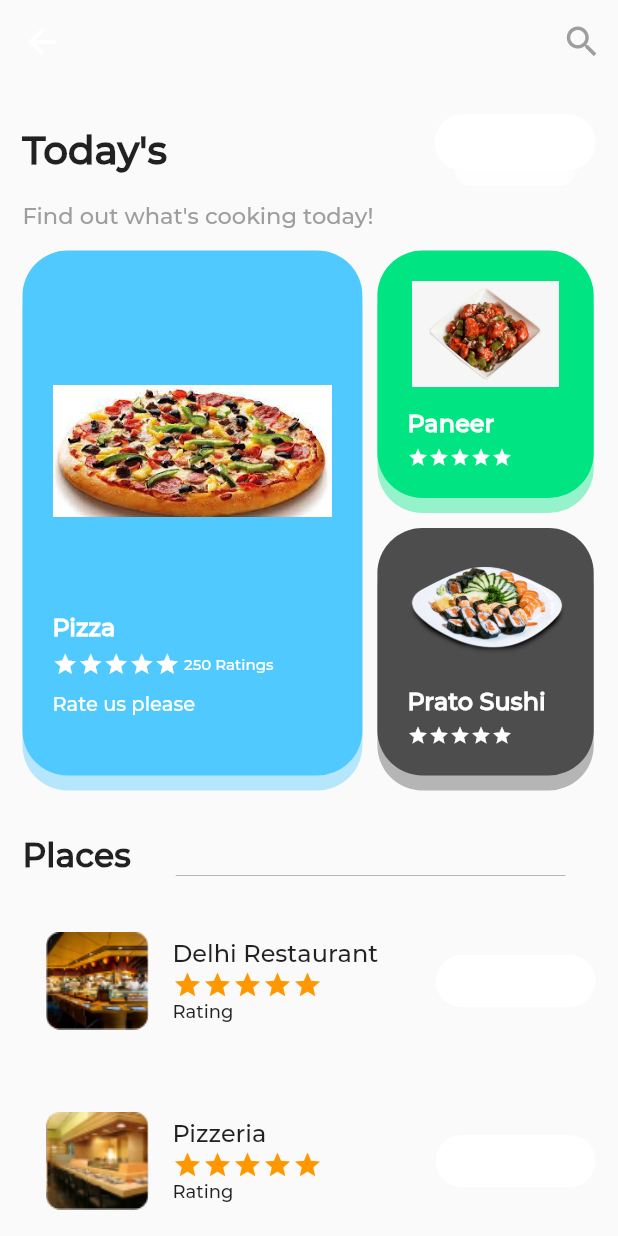
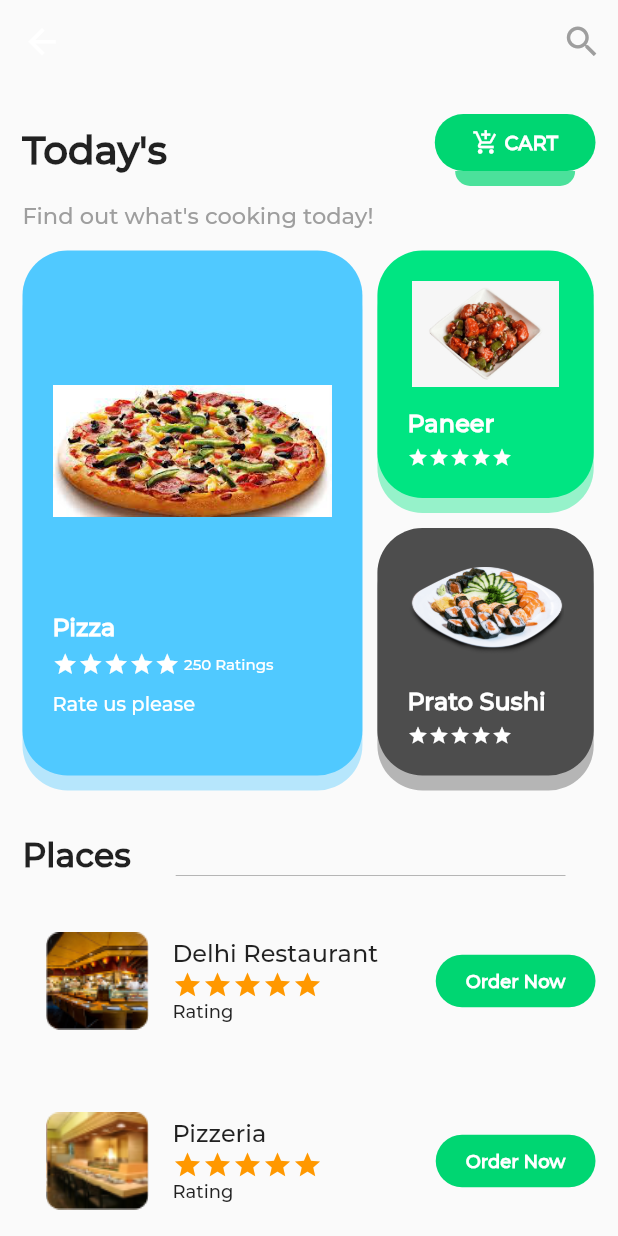
Before and after one commit to abhijeetsingh21/Hackhound_flutter, a Flutter app: the screen it shows after launch, on a phone screen of 412 x 824 dp. Run offline on Flutter 3.47's test engine with Material 2 defaults, Android fonts, the phone set to English and light mode, and no system bars.

Commit message:
Initial2 commit

```diff
--- a/lib/Style.dart
+++ b/lib/Style.dart
@@ -3,4 +3,4 @@ import 'package:flutter/material.dart';
 Color blue = const Color(0xff50c9ff);
 Color green = const Color(0xff00e582);
 Color black = const Color(0xff4d4d4d);
-Color greenBtn = const Color(0xffffffff);
+Color greenBtn = const Color(0xff00d672);
```
